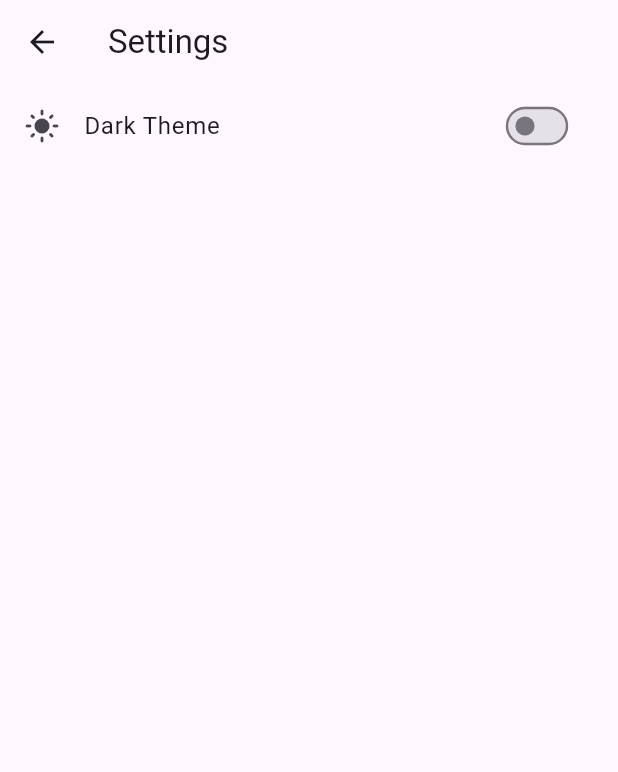
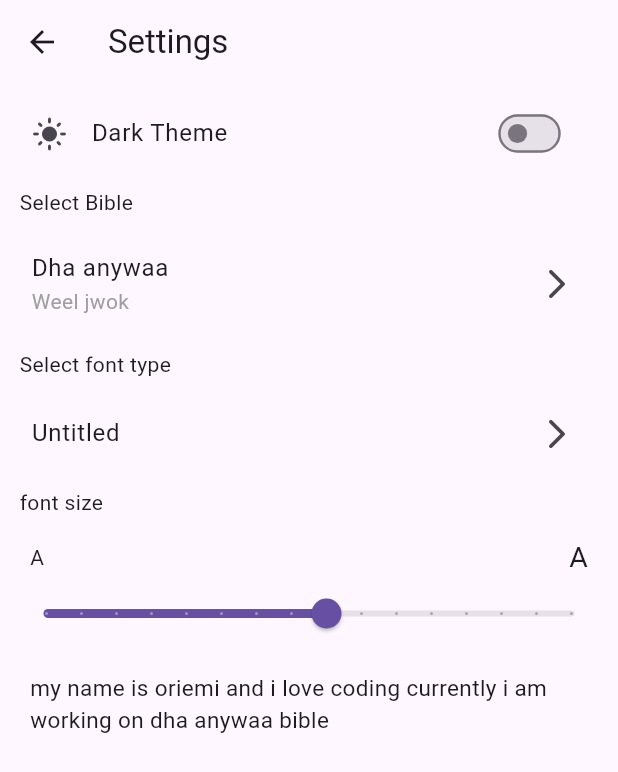
Before and after one commit to oriemiobang/dha_anywaa_bible, a Flutter app: the Setting screen opened directly, on a phone screen of 412 x 824 dp. Shown: the top 772 px of the screen. Run offline on Flutter 3.47's test engine with Material 3 defaults, Android fonts, the phone set to English and light mode, and no system bars; our stand-ins replace shared_preferences; accounts and stored records are empty.

Commit message:
fonts and some functions

```diff
--- a/lib/setting.dart
+++ b/lib/setting.dart
@@ -1,5 +1,7 @@
 // ignore_for_file: prefer_const_constructors, prefer_const_literals_to_create_immutables
 
+import 'package:dha_anywaa_bible/choose_bible.dart';
+import 'package:dha_anywaa_bible/choose_font.dart';
 import 'package:dha_anywaa_bible/theme/theme_provider.dart';
 import 'package:flutter/material.dart';
 import 'package:provider/provider.dart';
@@ -15,6 +17,7 @@ class _SettingState extends State<Setting> {
   // void changeTheme() {
 
   // }
+  double _currentSliderValue = 15;
 
   @override
   Widget build(BuildContext context) {
@@ -26,11 +29,15 @@ class _SettingState extends State<Setting> {
       body: SafeArea(
         child: Consumer<UiProvider>(
             builder: (context, UiProvider notifier, child) {
-          return Column(
+          return Padding(
+            padding: const EdgeInsets.all(5.0),
+            child: Column(
+              // mainAxisAlignment: MainAxisAlignment.start,
+              crossAxisAlignment: CrossAxisAlignment.start,
               children: [
                 ListTile(
-                leading:
-                    Icon(notifier.isDark ? Icons.dark_mode : Icons.light_mode),
+                  leading: Icon(
+                      notifier.isDark ? Icons.dark_mode : Icons.light_mode),
                   title: Text('Dark Theme'),
                   trailing: Transform.scale(
                     scale: 0.8,
@@ -39,8 +46,87 @@ class _SettingState extends State<Setting> {
                       value: notifier.isDark,
                     ),
                   ),
+                ),
+                Padding(
+                  padding: const EdgeInsets.all(8.0),
+                  child: Text('Select Bible'),
+                ),
+                ListTile(
+                  // leading: Icon(Icons.book),
+                  title: Text('Dha anywaa'),
+                  onTap: () {
+                    setState(() {
+                      Navigator.push(
+                        context,
+                        MaterialPageRoute(builder: (context) => ChooseBible()),
+                      );
+                    });
+                  },
+                  subtitle: Text(
+                    'Weel jwok',
+                    style: TextStyle(color: Colors.grey),
+                  ),
+                  trailing: Icon(Icons.arrow_forward_ios_rounded),
+                ),
+                Padding(
+                  padding: const EdgeInsets.all(8.0),
+                  child: Text('Select font type'),
+                ),
+                ListTile(
+                  // leading: Icon(Icons.book),
+                  title: Text('Untitled'),
+                  onTap: () {
+                    setState(() {
+                      Navigator.push(
+                        context,
+                        MaterialPageRoute(builder: (context) => ChooseFont()),
+                      );
+                    });
+                  },
+
+                  trailing: Icon(Icons.arrow_forward_ios_rounded),
+                ),
+                Padding(
+                  padding: const EdgeInsets.all(8.0),
+                  child: Text('font size'),
+                ),
+                Padding(
+                  padding: const EdgeInsets.fromLTRB(15, 5, 15, 0),
+                  child: Row(
+                    mainAxisAlignment: MainAxisAlignment.spaceBetween,
+                    children: [
+                      Text('A'),
+                      Text(
+                        'A',
+                        style: TextStyle(fontSize: 19),
                       )
                     ],
+                  ),
+                ),
+                Slider(
+                    max: 30,
+                    divisions: 15,
+                    value: _currentSliderValue,
+                    onChanged: (double value) {
+                      setState(() {
+                        _currentSliderValue = value;
+                      });
+                    }),
+                Padding(
+                  padding: EdgeInsets.all(15),
+                  child: Container(
+                    height: 200,
+                    width: double.infinity,
+                    decoration: BoxDecoration(color: Colors.transparent),
+                    child: Text(
+                      'my name is oriemi and i love coding currently i'
+                      ' am working on dha anywaa bible',
+                      style: TextStyle(fontSize: _currentSliderValue),
+                    ),
+                  ),
+                )
+              ],
+            ),
           );
         }),
       ),
--- a/lib/theme/theme.dart
+++ b/lib/theme/theme.dart
@@ -11,7 +11,7 @@ ThemeData lightMode = ThemeData(
 ThemeData darkMode = ThemeData(
   brightness: Brightness.dark,
   colorScheme: ColorScheme.light(
-      background: Color.fromARGB(255, 25, 31, 44),
+      background: Color.fromARGB(255, 1, 10, 29),
       primary: Color.fromARGB(83, 58, 55, 55),
       secondary: Color.fromARGB(113, 75, 73, 73)),
 );
--- a/pubspec.yaml
+++ b/pubspec.yaml
@@ -28,6 +28,9 @@ environment:
 # the latest version available on pub.dev. To see which dependencies have newer
 # versions available, run `flutter pub outdated`.
 dependencies:
+  # share_plus: ^7.2.2
+  # share: ^2.0.1
+  # share_plus: ^2.0.1
   shared_preferences: ^2.0.12
   flutter:
     sdk: flutter
@@ -39,6 +42,7 @@ dependencies:
   # Use with the CupertinoIcons class for iOS style icons.
   cupertino_icons: ^1.0.2
   provider:
+  # share_plus: ^7.2.2
 
 dev_dependencies:
   flutter_test:
```
Also changed, not shown: lib/HomePage.dart (+7 -1 lines), lib/chapters.dart (+10 -6 lines), lib/choose_bible.dart (added, +33 -0 lines), lib/choose_font.dart (added, +40 -0 lines), assets/fonts/Roboto-Regular.ttf (added), assets/fonts/RobotoMono-Regular.ttf (added), assets/fonts/RobotoSerif_28pt_Condensed-Regular.ttf (added), pubspec.lock. Lines whose indentation alone changed are shown as unchanged.
